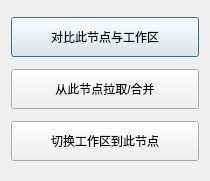
The window that Visualvers/contextmenu.ui (lxtyin/Visual-Vers) describes before a commit, drawn with Qt 5.
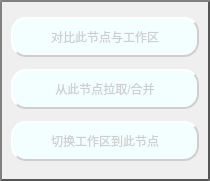
The same window after the commit.

Patch:
```diff
--- a/Visualvers/contextmenu.ui
+++ b/Visualvers/contextmenu.ui
@@ -14,13 +14,16 @@
    <string>Dialog</string>
   </property>
   <property name="styleSheet">
-   <string notr="true"/>
+   <string notr="true">border: 2px #555555;
+border-style: outset;
+
+</string>
   </property>
   <layout class="QVBoxLayout" name="verticalLayout">
    <item>
     <widget class="QPushButton" name="diffWithNodeButton">
      <property name="enabled">
-      <bool>true</bool>
+      <bool>false</bool>
      </property>
      <property name="minimumSize">
       <size>
@@ -29,7 +32,28 @@
       </size>
      </property>
      <property name="styleSheet">
-      <string notr="true"/>
+      <string notr="true">#diffWithNodeButton{
+	background-color:rgb(239, 255, 254);
+	color: rgb(102, 102, 102);   
+	border-radius: 15px;  
+	border: 2px #555555;
+	border-style: outset;
+}
+
+#diffWithNodeButton:hover{
+	background-color:rgb(226, 255, 253);
+	color: rgb(58, 58, 58);   
+	border-radius: 15px;  
+	border: 2px rgb(206, 206, 206);
+	border-style: outset;
+}
+#diffWithNodeButton:disabled{
+	background-color:rgb(243, 255, 255);
+	color: rgb(207, 207, 207);   
+	border-radius: 15px;  
+	border: 2px rgb(206, 206, 206);
+	border-style: outset;
+}</string>
      </property>
      <property name="text">
       <string>对比此节点与工作区</string>
@@ -42,7 +66,7 @@
    <item>
     <widget class="QPushButton" name="pullFromCommitButton">
      <property name="enabled">
-      <bool>true</bool>
+      <bool>false</bool>
      </property>
      <property name="minimumSize">
       <size>
@@ -51,7 +75,28 @@
       </size>
      </property>
      <property name="styleSheet">
-      <string notr="true"/>
+      <string notr="true">#pullFromCommitButton{
+	background-color:rgb(239, 255, 254);
+	color: rgb(102, 102, 102);   
+	border-radius: 15px;  
+	border: 2px #555555;
+	border-style: outset;
+}
+
+#pullFromCommitButton:hover{
+	background-color:rgb(226, 255, 253);
+	color: rgb(58, 58, 58);   
+	border-radius: 15px;  
+	border: 2px rgb(206, 206, 206);
+	border-style: outset;
+}
+#pullFromCommitButton:disabled{
+	background-color:rgb(243, 255, 255);
+	color: rgb(207, 207, 207);   
+	border-radius: 15px;  
+	border: 2px rgb(206, 206, 206);
+	border-style: outset;
+}</string>
      </property>
      <property name="text">
       <string>从此节点拉取/合并</string>
@@ -61,7 +106,7 @@
    <item>
     <widget class="QPushButton" name="switchToNodeButton">
      <property name="enabled">
-      <bool>true</bool>
+      <bool>false</bool>
      </property>
      <property name="minimumSize">
       <size>
@@ -69,6 +114,30 @@
        <height>40</height>
       </size>
      </property>
+     <property name="styleSheet">
+      <string notr="true">#switchToNodeButton{
+	background-color:rgb(239, 255, 254);
+	color: rgb(102, 102, 102);   
+	border-radius: 15px;  
+	border: 2px #555555;
+	border-style: outset;
+}
+
+#switchToNodeButton:hover{
+	background-color:rgb(226, 255, 253);
+	color: rgb(58, 58, 58);   
+	border-radius: 15px;  
+	border: 2px rgb(206, 206, 206);
+	border-style: outset;
+}
+#switchToNodeButton:disabled{
+	background-color:rgb(243, 255, 255);
+	color: rgb(207, 207, 207);   
+	border-radius: 15px;  
+	border: 2px rgb(206, 206, 206);
+	border-style: outset;
+}</string>
+     </property>
      <property name="text">
       <string>切换工作区到此节点</string>
      </property>
```
